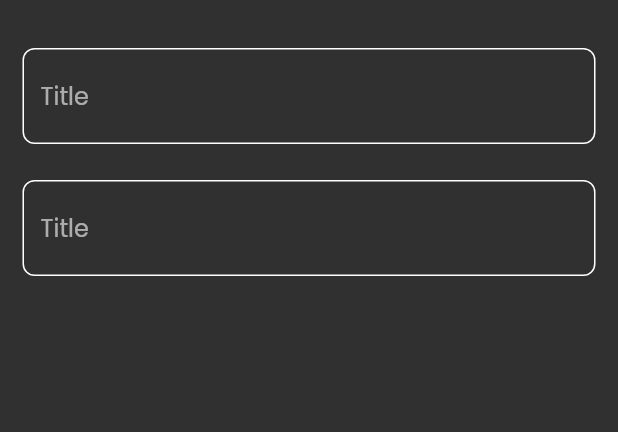
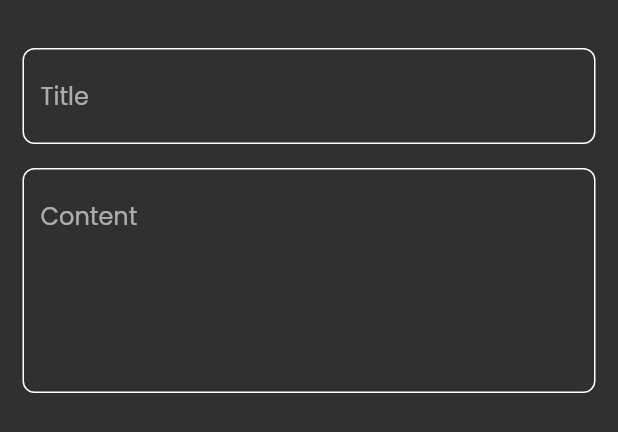
Before and after one commit to A7medK7aled1/Notes-App, a Flutter app: the AddNoteBottomSheet widget shown alone on an empty page, opened directly, on a phone screen of 412 x 824 dp. Shown: the top 432 px of the screen. Run offline on Flutter 3.47's test engine with Material 3 defaults, Android fonts, the phone set to English and light mode, and no system bars; our stand-ins replace font_awesome_flutter.

Commit message:
add field to custom bottom sheet

```diff
--- a/lib/widget/add_note_bottom_sheet.dart
+++ b/lib/widget/add_note_bottom_sheet.dart
@@ -14,9 +14,10 @@ class AddNoteBottomSheet extends StatelessWidget {
           CustomTextField(
             hintText: 'Title',
           ),
-          SizedBox(height: 24),
+          SizedBox(height: 16),
           CustomTextField(
-            hintText: 'Title',
+            hintText: 'Content',
+            maxLines: 5,
           ),
         ],
       ),
--- a/lib/widget/custom_text_field.dart
+++ b/lib/widget/custom_text_field.dart
@@ -2,12 +2,15 @@ import 'package:flutter/material.dart';
 import 'package:note_app/constants.dart';
 
 class CustomTextField extends StatelessWidget {
-  CustomTextField({super.key, required this.hintText});
-  String hintText;
+  const CustomTextField({super.key, required this.hintText, this.maxLines = 1});
+
+  final String hintText;
+  final int maxLines;
   @override
   Widget build(BuildContext context) {
     return TextField(
       cursorColor: kPrimaryColor,
+      maxLines: maxLines,
       decoration: InputDecoration(
         hintText: hintText,
         border: buildBorder(),
```
